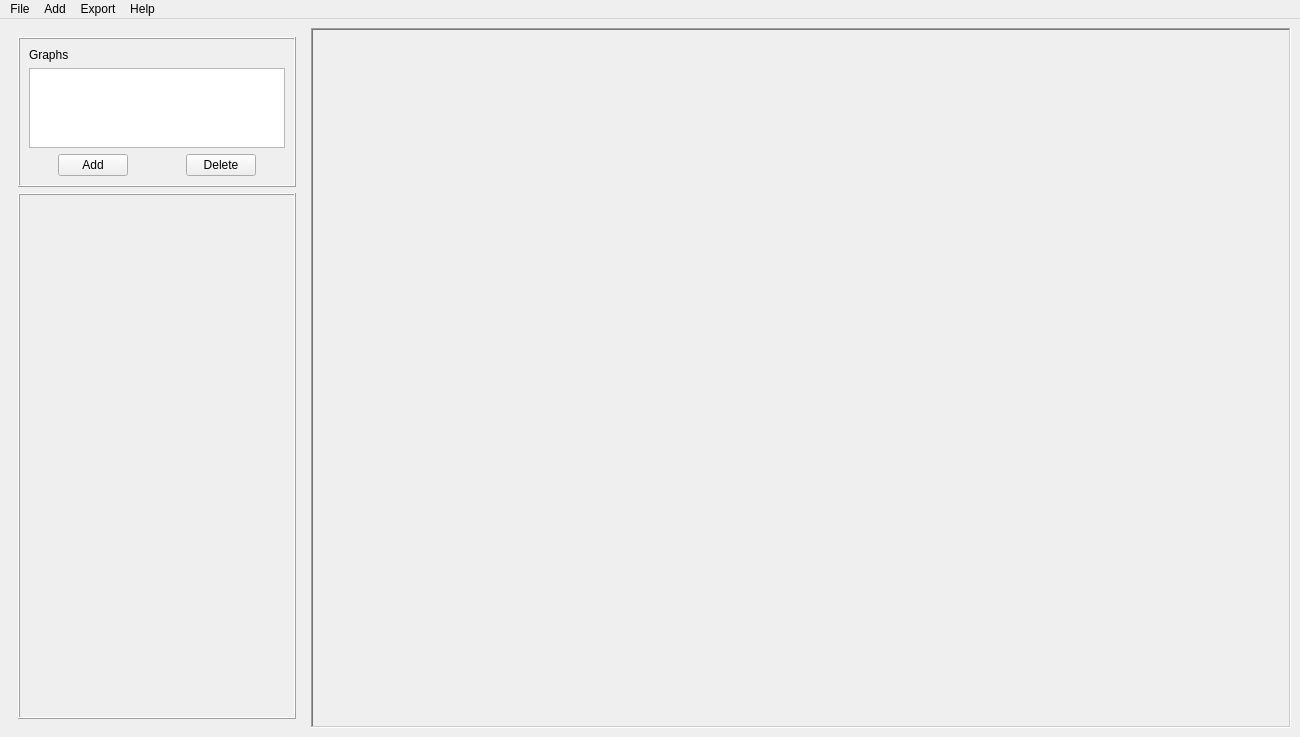
This is plot_tool/designer/window/window_ui.ui in grupo-tc-volcan/plot-tool as Qt 5 draws it before an edit. The edited form follows.
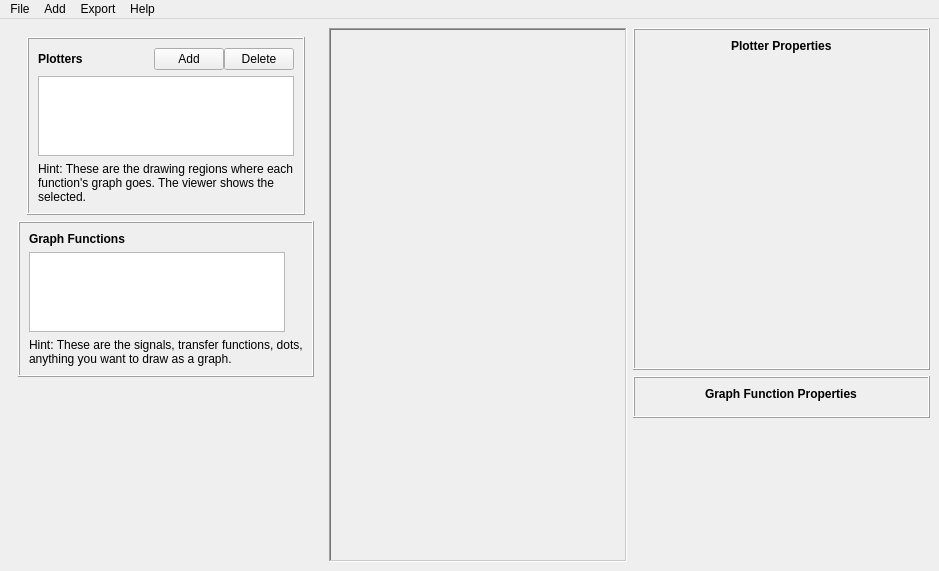
This is the edited form. Custom widgets are drawn as their Qt base class.

Commit message: Upgrade! New management of the GraphFunctions properties

What changed in the file:
```diff
--- a/plot_tool/designer/window/window_ui.ui
+++ b/plot_tool/designer/window/window_ui.ui
@@ -6,8 +6,8 @@
    <rect>
     <x>0</x>
     <y>0</y>
-    <width>1300</width>
-    <height>737</height>
+    <width>939</width>
+    <height>571</height>
    </rect>
   </property>
   <property name="sizePolicy">
@@ -18,7 +18,7 @@
   </property>
   <property name="minimumSize">
    <size>
-    <width>1300</width>
+    <width>0</width>
     <height>0</height>
    </size>
   </property>
@@ -27,13 +27,13 @@
   </property>
   <widget class="QWidget" name="centralwidget">
    <layout class="QHBoxLayout" name="horizontalLayout_2">
-    <item>
-     <widget class="QWidget" name="verticalWidget" native="true">
+    <item alignment="Qt::AlignTop">
+     <widget class="QWidget" name="structure" native="true">
       <property name="enabled">
        <bool>true</bool>
       </property>
       <property name="sizePolicy">
-       <sizepolicy hsizetype="Minimum" vsizetype="Preferred">
+       <sizepolicy hsizetype="Fixed" vsizetype="Fixed">
         <horstretch>0</horstretch>
         <verstretch>0</verstretch>
        </sizepolicy>
@@ -45,10 +45,10 @@
        </size>
       </property>
       <layout class="QVBoxLayout" name="verticalLayout">
-       <item>
+       <item alignment="Qt::AlignHCenter|Qt::AlignTop">
         <widget class="QFrame" name="frame">
          <property name="sizePolicy">
-          <sizepolicy hsizetype="Minimum" vsizetype="Fixed">
+          <sizepolicy hsizetype="Fixed" vsizetype="Fixed">
            <horstretch>0</horstretch>
            <verstretch>0</verstretch>
           </sizepolicy>
@@ -60,35 +60,6 @@
           <enum>QFrame::Raised</enum>
          </property>
          <layout class="QVBoxLayout" name="verticalLayout_3">
-          <item>
-           <widget class="QLabel" name="label">
-            <property name="text">
-             <string>Graphs</string>
-            </property>
-           </widget>
-          </item>
-          <item>
-           <widget class="QListWidget" name="plotterList">
-            <property name="sizePolicy">
-             <sizepolicy hsizetype="Minimum" vsizetype="Minimum">
-              <horstretch>0</horstretch>
-              <verstretch>0</verstretch>
-             </sizepolicy>
-            </property>
-            <property name="minimumSize">
-             <size>
-              <width>0</width>
-              <height>80</height>
-             </size>
-            </property>
-            <property name="maximumSize">
-             <size>
-              <width>16777215</width>
-              <height>80</height>
-             </size>
-            </property>
-           </widget>
-          </item>
           <item>
            <layout class="QHBoxLayout" name="horizontalLayout">
             <property name="spacing">
@@ -97,7 +68,20 @@
             <property name="sizeConstraint">
              <enum>QLayout::SetFixedSize</enum>
             </property>
-            <item alignment="Qt::AlignHCenter">
+            <item>
+             <widget class="QLabel" name="label">
+              <property name="font">
+               <font>
+                <weight>75</weight>
+                <bold>true</bold>
+               </font>
+              </property>
+              <property name="text">
+               <string>Plotters</string>
+              </property>
+             </widget>
+            </item>
+            <item alignment="Qt::AlignRight">
              <widget class="QPushButton" name="addButton">
               <property name="maximumSize">
                <size>
@@ -110,7 +94,7 @@
               </property>
              </widget>
             </item>
-            <item alignment="Qt::AlignHCenter">
+            <item>
              <widget class="QPushButton" name="deleteButton">
               <property name="maximumSize">
                <size>
@@ -125,13 +109,56 @@
             </item>
            </layout>
           </item>
+          <item>
+           <widget class="QListWidget" name="plotterList">
+            <property name="sizePolicy">
+             <sizepolicy hsizetype="Fixed" vsizetype="Fixed">
+              <horstretch>0</horstretch>
+              <verstretch>0</verstretch>
+             </sizepolicy>
+            </property>
+            <property name="minimumSize">
+             <size>
+              <width>0</width>
+              <height>80</height>
+             </size>
+            </property>
+            <property name="maximumSize">
+             <size>
+              <width>16777215</width>
+              <height>80</height>
+             </size>
+            </property>
+            <property name="defaultDropAction">
+             <enum>Qt::IgnoreAction</enum>
+            </property>
+            <property name="alternatingRowColors">
+             <bool>true</bool>
+            </property>
+           </widget>
+          </item>
+          <item>
+           <widget class="QLabel" name="label_4">
+            <property name="font">
+             <font>
+              <italic>false</italic>
+             </font>
+            </property>
+            <property name="text">
+             <string>Hint: These are the drawing regions where each function's graph goes. The viewer shows the selected.</string>
+            </property>
+            <property name="wordWrap">
+             <bool>true</bool>
+            </property>
+           </widget>
+          </item>
          </layout>
         </widget>
        </item>
        <item>
-        <widget class="QFrame" name="verticalFrame">
+        <widget class="QFrame" name="frame_2">
          <property name="sizePolicy">
-          <sizepolicy hsizetype="Minimum" vsizetype="Minimum">
+          <sizepolicy hsizetype="Fixed" vsizetype="Fixed">
            <horstretch>0</horstretch>
            <verstretch>0</verstretch>
           </sizepolicy>
@@ -142,14 +169,24 @@
          <property name="frameShadow">
           <enum>QFrame::Raised</enum>
          </property>
-         <layout class="QVBoxLayout" name="verticalLayout_2">
+         <layout class="QVBoxLayout" name="verticalLayout_4">
+          <item alignment="Qt::AlignLeft">
+           <widget class="QLabel" name="label_3">
+            <property name="font">
+             <font>
+              <weight>75</weight>
+              <bold>true</bold>
+             </font>
+            </property>
+            <property name="text">
+             <string>Graph Functions</string>
+            </property>
+           </widget>
+          </item>
           <item>
-           <widget class="GraphPlotterVisorView" name="visorView">
-            <property name="enabled">
-             <bool>false</bool>
-            </property>
+           <widget class="QListWidget" name="functionList">
             <property name="sizePolicy">
-             <sizepolicy hsizetype="Minimum" vsizetype="Minimum">
+             <sizepolicy hsizetype="Fixed" vsizetype="Minimum">
               <horstretch>0</horstretch>
               <verstretch>0</verstretch>
              </sizepolicy>
@@ -157,14 +194,38 @@
             <property name="minimumSize">
              <size>
               <width>0</width>
-              <height>300</height>
+              <height>80</height>
              </size>
             </property>
-            <property name="toolTip">
-             <string>Click and drag here</string>
+            <property name="maximumSize">
+             <size>
+              <width>16777215</width>
+              <height>80</height>
+             </size>
             </property>
-            <property name="whatsThis">
-             <string>Visor View.  </string>
+            <property name="alternatingRowColors">
+             <bool>true</bool>
+            </property>
+            <property name="selectionMode">
+             <enum>QAbstractItemView::MultiSelection</enum>
+            </property>
+            <property name="viewMode">
+             <enum>QListView::ListMode</enum>
+            </property>
+           </widget>
+          </item>
+          <item>
+           <widget class="QLabel" name="label_5">
+            <property name="font">
+             <font>
+              <italic>false</italic>
+             </font>
+            </property>
+            <property name="text">
+             <string>Hint: These are the signals, transfer functions, dots, anything you want to draw as a graph.</string>
+            </property>
+            <property name="wordWrap">
+             <bool>true</bool>
             </property>
            </widget>
           </item>
@@ -195,6 +256,107 @@
       <widget class="QWidget" name="page_2"/>
      </widget>
     </item>
+    <item>
+     <layout class="QVBoxLayout" name="properties">
+      <item alignment="Qt::AlignTop">
+       <widget class="QFrame" name="verticalFrame">
+        <property name="sizePolicy">
+         <sizepolicy hsizetype="Fixed" vsizetype="Fixed">
+          <horstretch>0</horstretch>
+          <verstretch>0</verstretch>
+         </sizepolicy>
+        </property>
+        <property name="frameShape">
+         <enum>QFrame::Box</enum>
+        </property>
+        <property name="frameShadow">
+         <enum>QFrame::Raised</enum>
+        </property>
+        <layout class="QVBoxLayout" name="verticalLayout_2">
+         <item alignment="Qt::AlignHCenter">
+          <widget class="QLabel" name="label_2">
+           <property name="font">
+            <font>
+             <weight>75</weight>
+             <bold>true</bold>
+            </font>
+           </property>
+           <property name="text">
+            <string>Plotter Properties</string>
+           </property>
+          </widget>
+         </item>
+         <item>
+          <widget class="GraphPlotterVisorView" name="visorView">
+           <property name="enabled">
+            <bool>false</bool>
+           </property>
+           <property name="sizePolicy">
+            <sizepolicy hsizetype="Minimum" vsizetype="Minimum">
+             <horstretch>0</horstretch>
+             <verstretch>0</verstretch>
+            </sizepolicy>
+           </property>
+           <property name="minimumSize">
+            <size>
+             <width>275</width>
+             <height>300</height>
+            </size>
+           </property>
+           <property name="toolTip">
+            <string>Click and drag here</string>
+           </property>
+           <property name="whatsThis">
+            <string>Visor View.  </string>
+           </property>
+          </widget>
+         </item>
+        </layout>
+       </widget>
+      </item>
+      <item alignment="Qt::AlignTop">
+       <widget class="QFrame" name="verticalFrame_2">
+        <property name="sizePolicy">
+         <sizepolicy hsizetype="Minimum" vsizetype="Fixed">
+          <horstretch>0</horstretch>
+          <verstretch>0</verstretch>
+         </sizepolicy>
+        </property>
+        <property name="frameShape">
+         <enum>QFrame::Box</enum>
+        </property>
+        <property name="frameShadow">
+         <enum>QFrame::Raised</enum>
+        </property>
+        <layout class="QVBoxLayout" name="verticalLayout_5">
+         <item alignment="Qt::AlignHCenter">
+          <widget class="QLabel" name="label_6">
+           <property name="font">
+            <font>
+             <weight>75</weight>
+             <bold>true</bold>
+            </font>
+           </property>
+           <property name="text">
+            <string>Graph Function Properties</string>
+           </property>
+          </widget>
+         </item>
+         <item alignment="Qt::AlignHCenter">
+          <widget class="GraphFunctionPropertiesView" name="propertiesView">
+           <property name="toolTip">
+            <string>Click and drag here</string>
+           </property>
+           <property name="whatsThis">
+            <string>Properties View.  </string>
+           </property>
+          </widget>
+         </item>
+        </layout>
+       </widget>
+      </item>
+     </layout>
+    </item>
    </layout>
   </widget>
   <widget class="QMenuBar" name="menubar">
@@ -202,7 +364,7 @@
     <rect>
      <x>0</x>
      <y>0</y>
-     <width>1300</width>
+     <width>939</width>
      <height>21</height>
     </rect>
    </property>
@@ -367,6 +529,11 @@
   </action>
  </widget>
  <customwidgets>
+  <customwidget>
+   <class>GraphFunctionPropertiesView</class>
+   <extends>QWidget</extends>
+   <header>function_properties_view</header>
+  </customwidget>
   <customwidget>
    <class>GraphPlotterVisorView</class>
    <extends>QWidget</extends>
```
Left out of the diff: 4 changed lines with no effect on the pictures. The commit also changes 27 other files.
